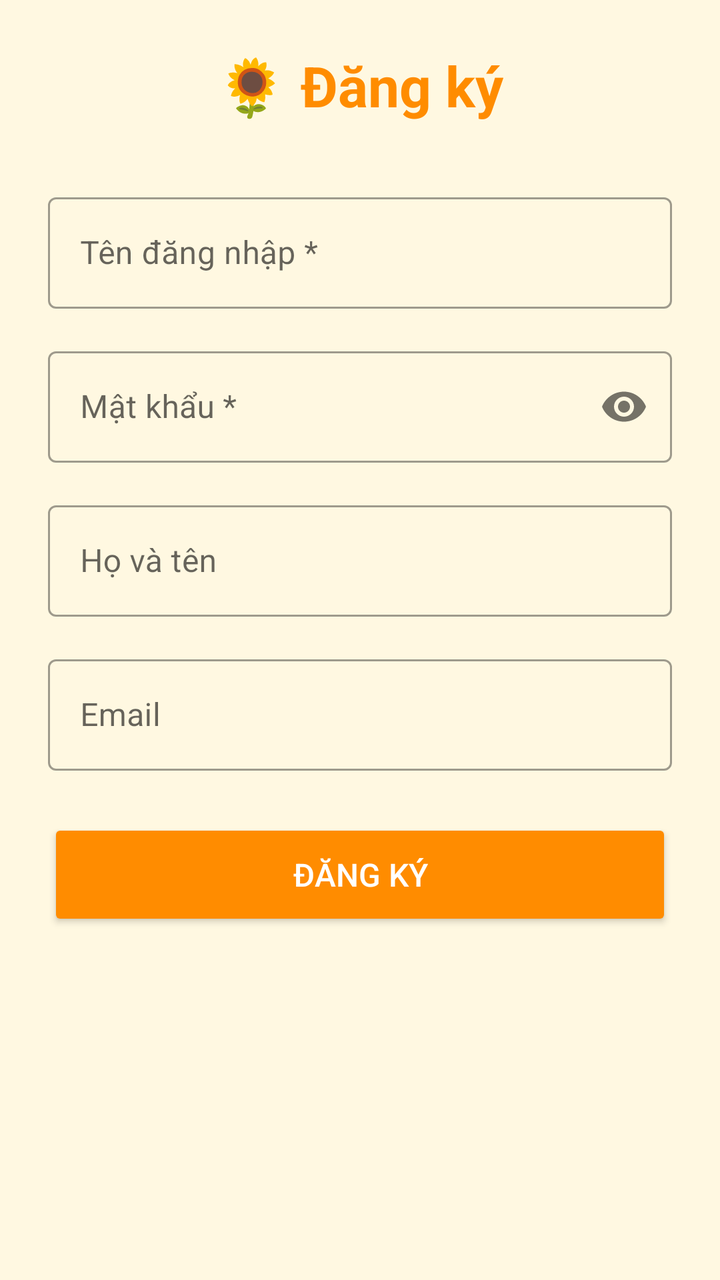
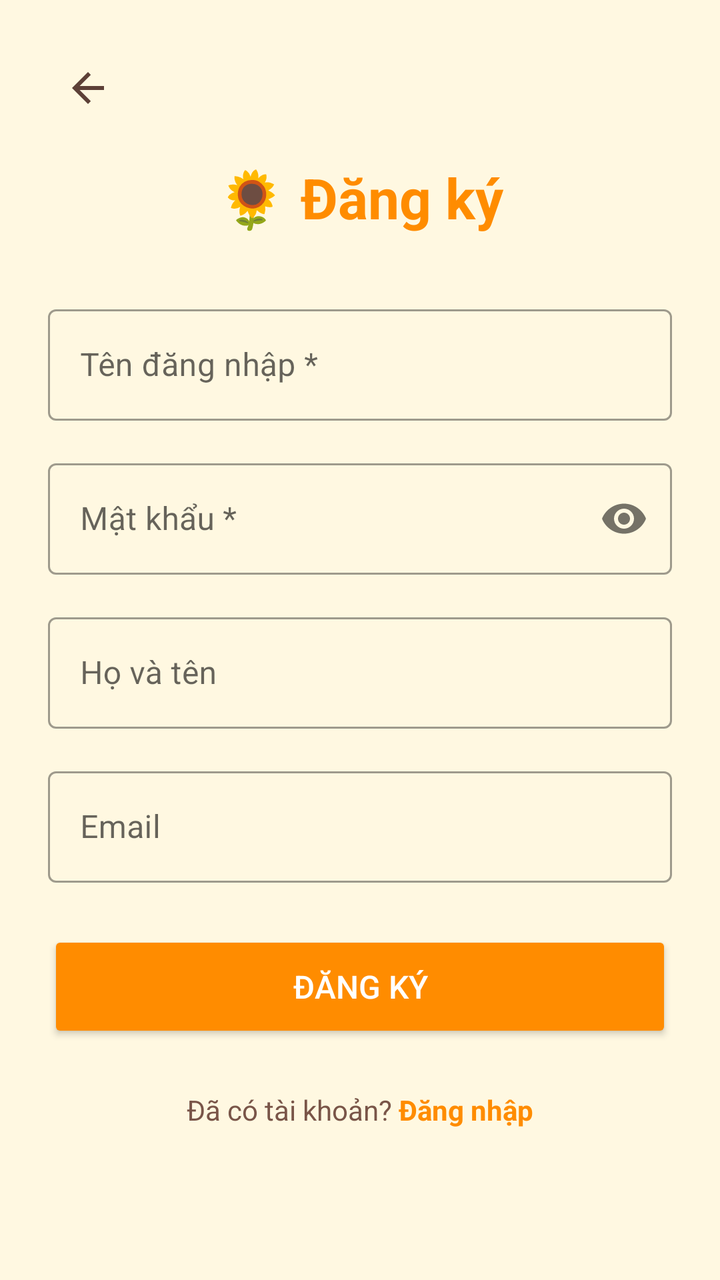

Screens rendered from an Android XML layout before and after an edit, with the pre-edit source and the edit as a unified diff.
<!-- AndroidManifest.xml: application theme Theme.Sunflower -->
<!-- res/layout/activity_register.xml -->
<?xml version="1.0" encoding="utf-8"?>
<ScrollView xmlns:android="http://schemas.android.com/apk/res/android"
    xmlns:app="http://schemas.android.com/apk/res-auto"
    android:layout_width="match_parent"
    android:layout_height="match_parent"
    android:background="#FFF8E1">

    <LinearLayout
        android:layout_width="match_parent"
        android:layout_height="wrap_content"
        android:orientation="vertical"
        android:padding="24dp">

        <TextView
            android:layout_width="wrap_content"
            android:layout_height="wrap_content"
            android:text="🌻 Đăng ký"
            android:textSize="28sp"
            android:textStyle="bold"
            android:textColor="@color/sunflower_orange"
            android:layout_marginBottom="32dp"
            android:layout_gravity="center" />

        <com.google.android.material.textfield.TextInputLayout
            android:layout_width="match_parent"
            android:layout_height="wrap_content"
            android:layout_marginBottom="16dp"
            style="@style/Widget.MaterialComponents.TextInputLayout.OutlinedBox">

            <com.google.android.material.textfield.TextInputEditText
                android:id="@+id/etUsername"
                android:layout_width="match_parent"
                android:layout_height="wrap_content"
                android:hint="Tên đăng nhập *"
                android:inputType="text" />
        </com.google.android.material.textfield.TextInputLayout>

        <com.google.android.material.textfield.TextInputLayout
            android:layout_width="match_parent"
            android:layout_height="wrap_content"
            android:layout_marginBottom="16dp"
            app:passwordToggleEnabled="true"
            style="@style/Widget.MaterialComponents.TextInputLayout.OutlinedBox">

            <com.google.android.material.textfield.TextInputEditText
                android:id="@+id/etPassword"
                android:layout_width="match_parent"
                android:layout_height="wrap_content"
                android:hint="Mật khẩu *"
                android:inputType="textPassword" />
        </com.google.android.material.textfield.TextInputLayout>

        <com.google.android.material.textfield.TextInputLayout
            android:layout_width="match_parent"
            android:layout_height="wrap_content"
            android:layout_marginBottom="16dp"
            style="@style/Widget.MaterialComponents.TextInputLayout.OutlinedBox">

            <com.google.android.material.textfield.TextInputEditText
                android:id="@+id/etFullname"
                android:layout_width="match_parent"
                android:layout_height="wrap_content"
                android:hint="Họ và tên"
                android:inputType="text" />
        </com.google.android.material.textfield.TextInputLayout>

        <com.google.android.material.textfield.TextInputLayout
            android:layout_width="match_parent"
            android:layout_height="wrap_content"
            android:layout_marginBottom="24dp"
            style="@style/Widget.MaterialComponents.TextInputLayout.OutlinedBox">

            <com.google.android.material.textfield.TextInputEditText
                android:id="@+id/etEmail"
                android:layout_width="match_parent"
                android:layout_height="wrap_content"
                android:hint="Email"
                android:inputType="textEmailAddress" />
        </com.google.android.material.textfield.TextInputLayout>

        <Button
            android:id="@+id/btnRegister"
            android:layout_width="match_parent"
            android:layout_height="56dp"
            android:text="Đăng ký"
            android:backgroundTint="@color/sunflower_orange"
            android:textColor="@android:color/white"
            android:textSize="16sp" />

        <ProgressBar
            android:id="@+id/progressBar"
            android:layout_width="wrap_content"
            android:layout_height="wrap_content"
            android:visibility="gone"
            android:layout_marginTop="16dp"
            android:layout_gravity="center" />

    </LinearLayout>
</ScrollView>
<!-- resources referenced by this layout -->
<resources>
  <color name="sunflower_orange">#FF8C00</color>
  <style name="Theme.Sunflower" parent="Theme.MaterialComponents.DayNight.NoActionBar">
          <item name="colorPrimary">@color/sunflower_yellow</item>
          <item name="colorPrimaryVariant">@color/sunflower_orange</item>
          <item name="colorOnPrimary">@color/white</item>
          <item name="colorSecondary">@color/sunflower_brown</item>
          <item name="colorSecondaryVariant">@color/sunflower_brown</item>
          <item name="colorOnSecondary">@color/white</item>
          <item name="android:statusBarColor">@color/sunflower_yellow</item>
      </style>
  <color name="sunflower_yellow">#FFD700</color>
  <color name="white">#FFFFFFFF</color>
  <color name="sunflower_brown">#8B4513</color>
</resources>

<!-- the commit's change to res/layout/activity_register.xml (unified diff, before → after) -->
@@ -10,6 +10,30 @@
         android:layout_height="wrap_content"
         android:orientation="vertical"
         android:padding="24dp">
+
+        
+        <LinearLayout
+            android:layout_width="match_parent"
+            android:layout_height="wrap_content"
+            android:orientation="horizontal"
+            android:layout_marginBottom="16dp">
+
+            <ImageView
+                android:id="@+id/btnBack"
+                android:layout_width="40dp"
+                android:layout_height="40dp"
+                android:src="@drawable/ic_back"
+                android:padding="8dp"
+                android:clickable="true"
+                android:focusable="true"
+                android:background="?attr/selectableItemBackgroundBorderless" />
+
+            <View
+                android:layout_width="0dp"
+                android:layout_height="1dp"
+                android:layout_weight="1" />
+
+        </LinearLayout>
 
         <TextView
             android:layout_width="wrap_content"
@@ -95,5 +119,33 @@
             android:layout_marginTop="16dp"
             android:layout_gravity="center" />
 
+        
+        <LinearLayout
+            android:layout_width="match_parent"
+            android:layout_height="wrap_content"
+            android:orientation="horizontal"
+            android:gravity="center"
+            android:layout_marginTop="24dp">
+
+            <TextView
+                android:layout_width="wrap_content"
+                android:layout_height="wrap_content"
+                android:text="Đã có tài khoản? "
+                android:textSize="14sp"
+                android:textColor="#795548" />
+
+            <TextView
+                android:id="@+id/tvBackToLogin"
+                android:layout_width="wrap_content"
+                android:layout_height="wrap_content"
+                android:text="Đăng nhập"
+                android:textSize="14sp"
+                android:textColor="@color/sunflower_orange"
+                android:textStyle="bold"
+                android:clickable="true"
+                android:focusable="true" />
+
+        </LinearLayout>
+
     </LinearLayout>
 </ScrollView>
<!-- resource entries referenced after the edit -->
@@ -1,6 +1,16 @@
 <!-- resources referenced by this layout -->
 <resources>
   <color name="sunflower_orange">#FF8C00</color>
+  <!-- drawable ic_back (drawable) -->
+  <vector xmlns:android="http://schemas.android.com/apk/res/android"
+      android:width="24dp"
+      android:height="24dp"
+      android:viewportWidth="24"
+      android:viewportHeight="24">
+      <path
+          android:fillColor="#5D4037"
+          android:pathData="M20,11H7.83l5.59,-5.59L12,4l-8,8 8,8 1.41,-1.41L7.83,13H20v-2z"/>
+  </vector>
   <style name="Theme.Sunflower" parent="Theme.MaterialComponents.DayNight.NoActionBar">
           <item name="colorPrimary">@color/sunflower_yellow</item>
           <item name="colorPrimaryVariant">@color/sunflower_orange</item>
